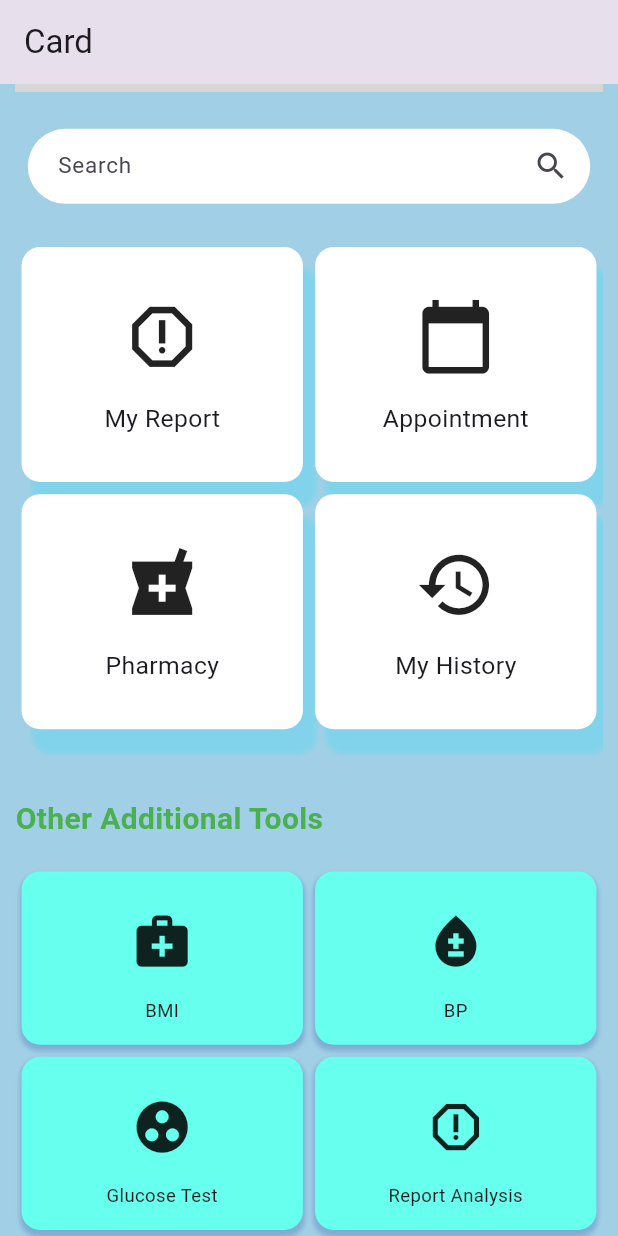
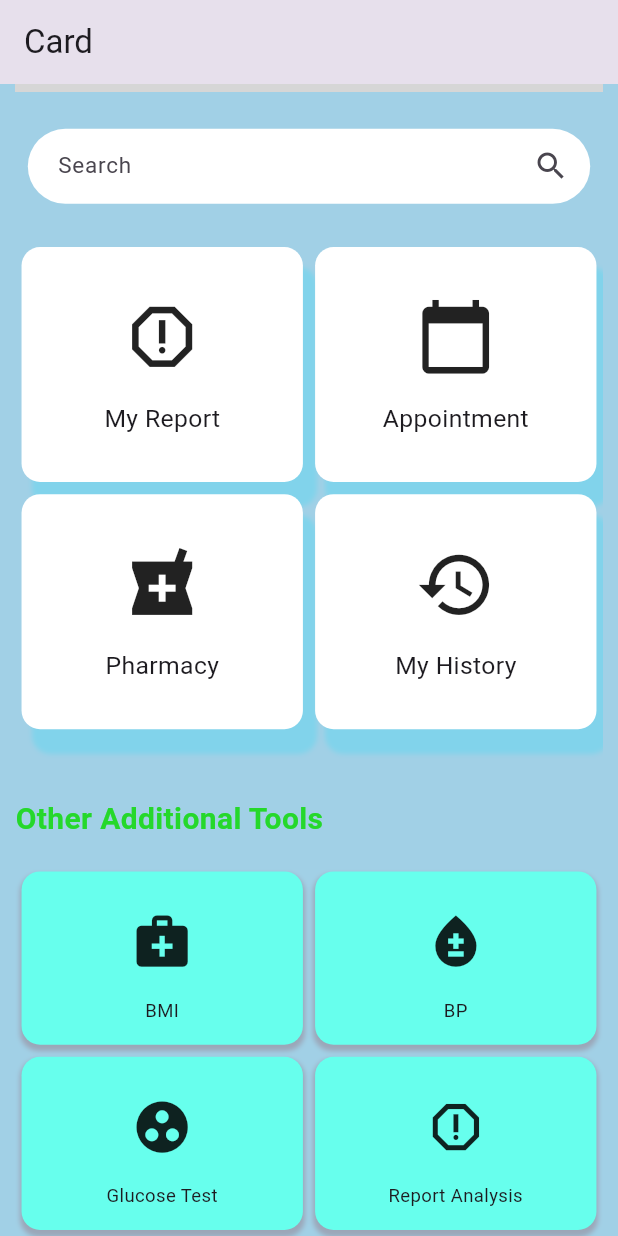
Before and after one commit to MuhammadYousufbhimla/FrirstApp, a Flutter app: the screen it shows after launch, scrolled down 215 dp, on a phone screen of 412 x 824 dp. Run offline on Flutter 3.47's test engine with Material 3 defaults, Android fonts, the phone set to English and light mode, and no system bars; drawn by our look-alikes of carousel_slider; network calls fail; grey boxes are pictures that could not be loaded.

```diff
--- a/lib/MDcard.dart
+++ b/lib/MDcard.dart
@@ -4,6 +4,7 @@ import 'package:myfirsapp/Constants.dart';
 import 'package:myfirsapp/Naigationbar.dart';
 import 'package:myfirsapp/Signin.dart';
 import 'package:myfirsapp/Signup.dart';
+
 
 class Mdcard extends StatefulWidget {
   const Mdcard({super.key});
@@ -113,7 +114,9 @@ class _MdcardState extends State<Mdcard> {
             ),
 
 
-            GridView.builder(
+            Container(
+              child: GridView.builder(
+
                   physics: NeverScrollableScrollPhysics(),
                   shrinkWrap: true,
                   itemCount: 4,
@@ -122,7 +125,9 @@ class _MdcardState extends State<Mdcard> {
                       crossAxisCount: 2
                       ),
                   itemBuilder: (context, index) {
+
                     return GestureDetector(
+
                       // focusColor: Colors.green,
                       // borderRadius: BorderRadius.circular(10),
                       onTap: () {
@@ -133,12 +138,15 @@ class _MdcardState extends State<Mdcard> {
                       },
                       child: Container(
                           margin: EdgeInsets.all(2),
-                        child: containericon(context, Homeicon[index],
-                            "${Hometitle[index]}", Colors.white)),
+                          child:
+                          containericon(context, Homeicon[index],
+                              "${Hometitle[index]}", Colors.white)
+                              ),
                     );
                   }),
+            ),
 
-
+                /// TExtform
             Container(
               margin: EdgeInsets.only(
                   top: MediaQuery.of(context).size.height * 0.05,
@@ -147,10 +155,13 @@ class _MdcardState extends State<Mdcard> {
                   style: TextStyle(
                       fontSize: 20,
                       fontWeight: FontWeight.bold,
-                      color: Colors.green
+                      color: const Color.fromARGB(255, 37, 216, 43)
                       )),
             ),
-            GridView.builder(
+            /// Grid
+
+              Container(
+                child:    GridView.builder(
                 physics: NeverScrollableScrollPhysics(),
                 shrinkWrap: true,
                 itemCount:Additionaltitle.length,
@@ -172,9 +183,11 @@ class _MdcardState extends State<Mdcard> {
                             context,
                             Additionalicon[index],
                             Additionaltitle[index],
-                            const Color.fromARGB(255, 103, 255, 237))),
+                            const Color.fromARGB(255, 103, 255, 237))
+                            ),
                   );
-                }),
+                })
+              ),
           ],
         ),
 
@@ -187,7 +200,7 @@ class _MdcardState extends State<Mdcard> {
   }
 }
 
-Widget containericon(context, iconname, icontext, backgroundcolor) {
+Widget containericon(context, iconname, title, backgroundcolor) {
   return Container(
     padding: EdgeInsets.only(
         top: MediaQuery.of(context).size.width * 0.08,
@@ -222,7 +235,7 @@ Widget containericon(context, iconname, icontext, backgroundcolor) {
             top: MediaQuery.of(context).size.width * 0.04,
           ),
           child: Text(
-            icontext,
+            title,
             style: TextStyle(
                 //color: Constants.mainColor,
                 fontSize: MediaQuery.of(context).size.width * 0.04),
@@ -233,7 +246,7 @@ Widget containericon(context, iconname, icontext, backgroundcolor) {
   );
 }
 
-Widget containericonsmall(context, iconname, icontext, backgroundcolor) {
+Widget containericonsmall(context, iconname, title, backgroundcolor) {
   return Container(
     padding: EdgeInsets.only(
         top: MediaQuery.of(context).size.width * 0.04,
@@ -247,7 +260,7 @@ Widget containericonsmall(context, iconname, icontext, backgroundcolor) {
           Radius.circular(MediaQuery.of(context).size.width * 0.03)),
       boxShadow: [
         BoxShadow(
-          color: const Color.fromARGB(255, 0, 30, 129).withOpacity(0.2),
+          color: const Color.fromARGB(255, 129, 0, 0).withOpacity(0.2),
           spreadRadius: 1,
           blurRadius: 2,
           offset: Offset(0, 3), // changes position of shadow
@@ -269,7 +282,7 @@ Widget containericonsmall(context, iconname, icontext, backgroundcolor) {
             top: MediaQuery.of(context).size.width * 0.04,
           ),
           child: Text(
-            icontext,
+            title,
             style: TextStyle(
              /// color: Constants.yellowAccent,
                 fontSize: MediaQuery.of(context).size.width * 0.03),
```
Lines whose indentation alone changed are shown as unchanged.
